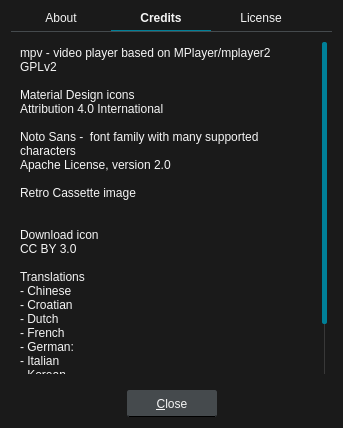
This is src/ui/aboutdialog.ui in u8sand/Baka-MPlayer as Qt 5 draws it before an edit. The edited form follows.
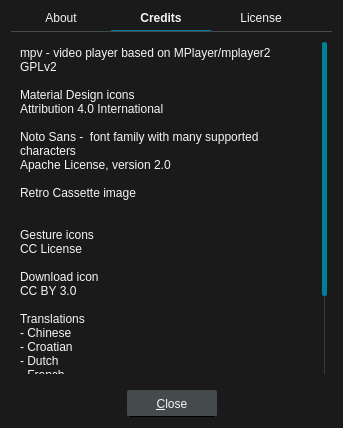
This is the edited form. The open tabs and pages were chosen to show the change. Icons and pictures are not drawn.

Commit message: preferencesdialog.ui: add touch/mouse gesture infographic

```diff
--- a/src/ui/aboutdialog.ui
+++ b/src/ui/aboutdialog.ui
@@ -242,6 +242,9 @@
 Retro Cassette image
 &lt;Lukas Troup&gt;
 
+Gesture icons
+CC License &lt;Jeff Portaro&gt;
+
 Download icon
 CC BY 3.0 &lt;Sasha Mescheryakov&gt;
 
```
The commit also changes 3 other files.
